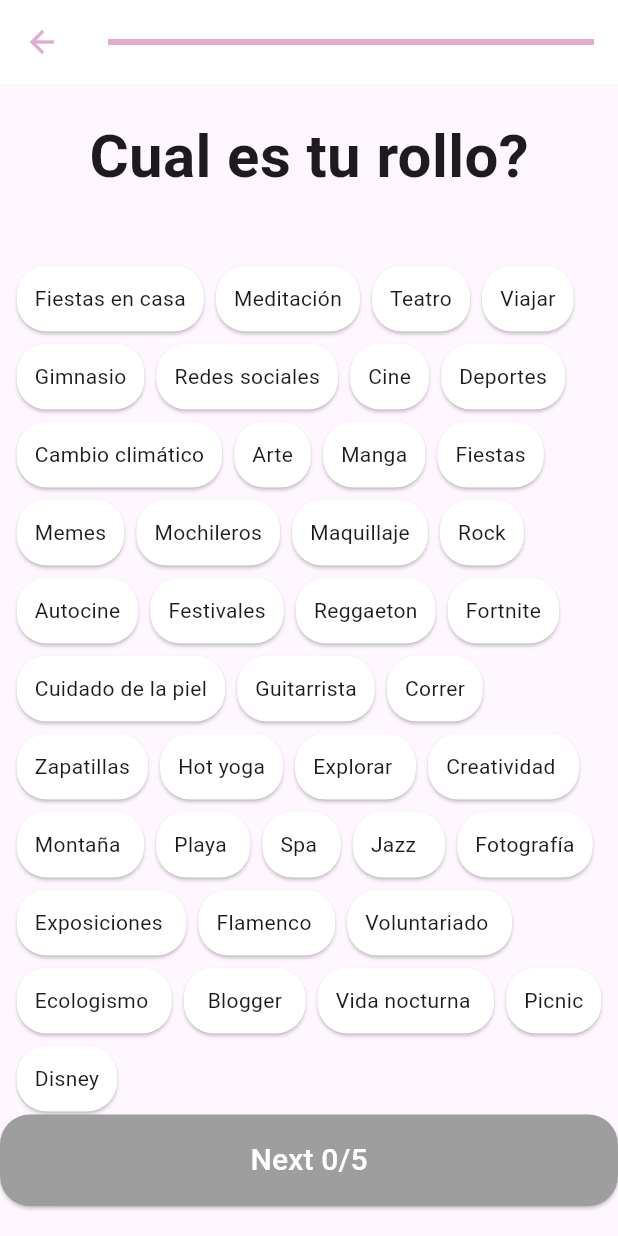
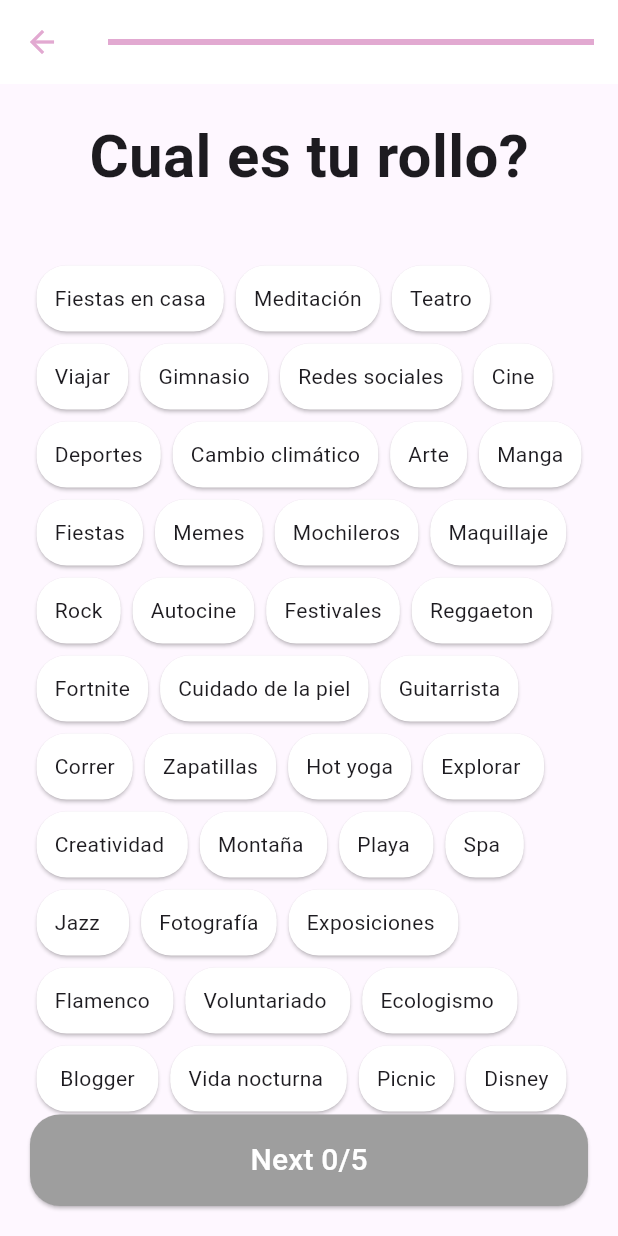
Before and after one commit to Brianpppp/proyecto_match, a Flutter app: the PreguntasUsuario4 screen opened directly, on a phone screen of 412 x 824 dp. Run offline on Flutter 3.47's test engine with Material 3 defaults, Android fonts, the phone set to English and light mode, and no system bars; our stand-ins replace cloud_firestore, firebase_auth, firebase_core; accounts and stored records are empty.

Commit message:
problema resuelto responder preguntas usuario

```diff
--- a/lib/screens/preguntas_usuario.dart
+++ b/lib/screens/preguntas_usuario.dart
@@ -51,7 +51,9 @@ class _PreguntasUsuarioState extends State<PreguntasUsuario> with SingleTickerPr
 
   void _guardarRespuestaEnFirebase() async {
     try {
+      print('DENTRO');
       User? user = FirebaseAuth.instance.currentUser;
+      print(user);
       if (user != null) {
         // Obtener la etiqueta seleccionada por el usuario
         String etiquetaSeleccionada = '';
@@ -85,10 +87,6 @@ class _PreguntasUsuarioState extends State<PreguntasUsuario> with SingleTickerPr
       // Manejar el error aquí
     }
   }
-
-
-
-
 
   @override
   Widget build(BuildContext context) {
--- a/lib/screens/preguntas_usuario4.dart
+++ b/lib/screens/preguntas_usuario4.dart
@@ -193,24 +193,25 @@ class _PreguntasUsuario4State extends State<PreguntasUsuario4>
           onPressed: () {
             Navigator.pop(context);
           },
-          color: Color.fromRGBO(226, 169, 209, 1.0), // Usando el mismo color
+          color: Color.fromRGBO(226, 169, 209, 1.0),
         ),
         title: LinearProgressIndicator(
           value: _progressValue,
           semanticsLabel: 'Linear progress indicator',
-          backgroundColor: Colors.grey[300], // Color de fondo de la barra de progreso
+          backgroundColor: Colors.grey[300],
           valueColor: AlwaysStoppedAnimation<Color>(
-            Color.fromRGBO(226, 169, 209, 1.0), // Color de la barra de progreso
+            Color.fromRGBO(226, 169, 209, 1.0),
           ),
         ),
       ),
-      body: Column(
+      body: Padding(
+        padding: EdgeInsets.symmetric(horizontal: 20.0),
+        child: Column(
           children: [
-          SizedBox(height: 20), // Añade espacio adicional antes del título
+            SizedBox(height: 20),
             Center(
               child: Container(
-              margin: EdgeInsets.only(
-                  bottom: 40.0), // Margen inferior entre el título y las etiquetas
+                margin: EdgeInsets.only(bottom: 40.0),
                 child: Text(
                   'Cual es tu rollo?',
                   style: TextStyle(
@@ -222,8 +223,8 @@ class _PreguntasUsuario4State extends State<PreguntasUsuario4>
             ),
             Expanded(
               child: Wrap(
-              spacing: 0.0, // Elimina el espacio horizontal entre elementos
-              runSpacing: 0.0, // Elimina el espacio vertical entre elementos
+                spacing: 0.0,
+                runSpacing: 0.0,
                 children: List.generate(opciones.length, (index) {
                   String opcion = opciones[index];
                   return GestureDetector(
@@ -233,14 +234,13 @@ class _PreguntasUsuario4State extends State<PreguntasUsuario4>
                     child: Card(
                       shape: RoundedRectangleBorder(
                         borderRadius: BorderRadius.circular(20.0),
-                      // Borde más circular
                       ),
                       color: _isSelected(index)
                           ? Color.fromRGBO(226, 169, 209, 1.0)
-                        : Colors.white, // Cambia el color de fondo si está seleccionado
+                          : Colors.white,
 
                       child: Padding(
-                      padding: EdgeInsets.all(12.0), // Padding reducido
+                        padding: EdgeInsets.all(12.0),
                         child: Row(
                           mainAxisSize: MainAxisSize.min,
                           children: [
@@ -257,31 +257,34 @@ class _PreguntasUsuario4State extends State<PreguntasUsuario4>
             ElevatedButton(
               onPressed: () {
                 if (!_isButtonEnabled()) {
-                _guardarRespuestasEnFirebase(true, context); // Pasar el contexto y requerir exactamente cinco opciones
+                  _guardarRespuestasEnFirebase(true, context);
                 } else {
-                _guardarRespuestasEnFirebase(false, context); // Pasar el contexto y no requerir exactamente cinco opciones
+                  _guardarRespuestasEnFirebase(false, context);
                 }
               },
               style: ElevatedButton.styleFrom(
                 padding: EdgeInsets.symmetric(vertical: 16),
                 minimumSize: Size(double.infinity, 50),
                 shape: RoundedRectangleBorder(
-                borderRadius: BorderRadius.circular(
-                    20), // Puedes ajustar el valor según tus necesidades
+                  borderRadius: BorderRadius.circular(20),
                 ),
                 backgroundColor: _isButtonEnabled()
                     ? Color.fromRGBO(226, 169, 209, 1.0)
-                  : Colors.grey, // Color de fondo del botón
+                    : Colors.grey,
               ),
               child: Text(
                 _getButtonText(),
                 style: TextStyle(
-                  fontSize: 20, color: Colors.white), // Estilo de texto del botón
+                  fontSize: 20,
+                  color: Colors.white,
                 ),
               ),
-          SizedBox(height: 20), // Espacio adicional después del botón
+            ),
+            SizedBox(height: 20),
           ],
+        ),
       ),
     );
   }
+
 }
--- a/lib/screens/user.dart
+++ b/lib/screens/user.dart
@@ -72,7 +72,7 @@ class UserPage extends StatelessWidget {
                       ),
                       onTap: () {
                         // Realizar la acción de cerrar sesión al hacer clic
-                        FirebaseAuth.instance.signOut();
+
                         Navigator.pushReplacement(
                           context,
                           MaterialPageRoute(builder: (context) => PreguntasUsuario()),
```
Lines whose indentation alone changed are shown as unchanged.
